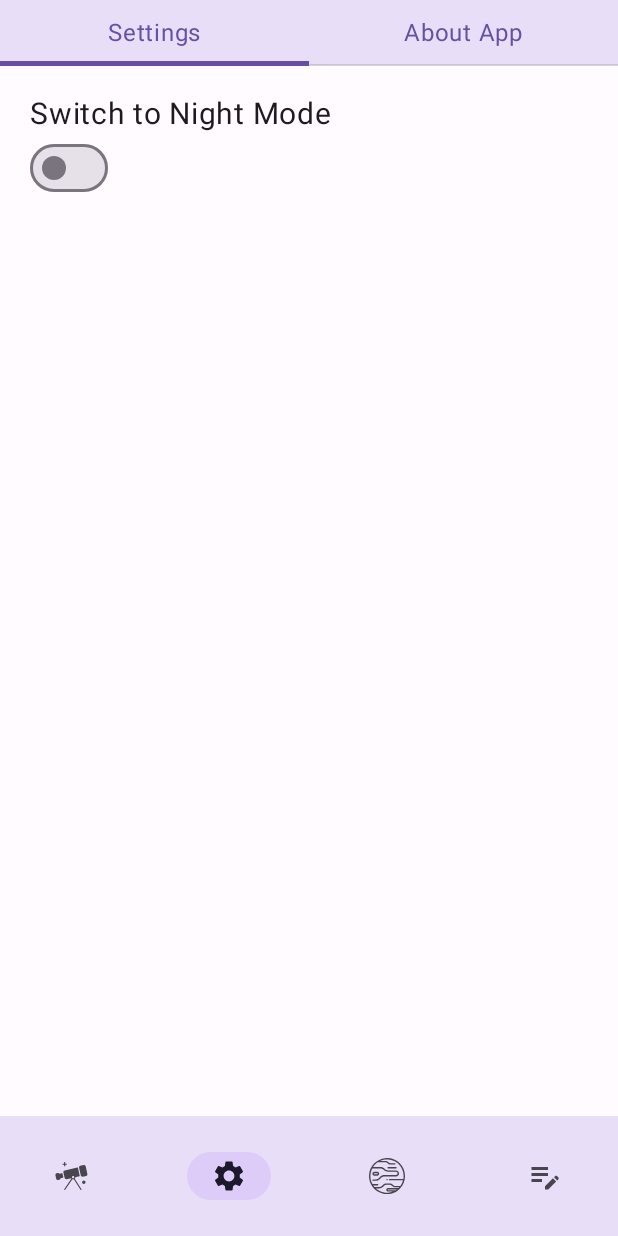
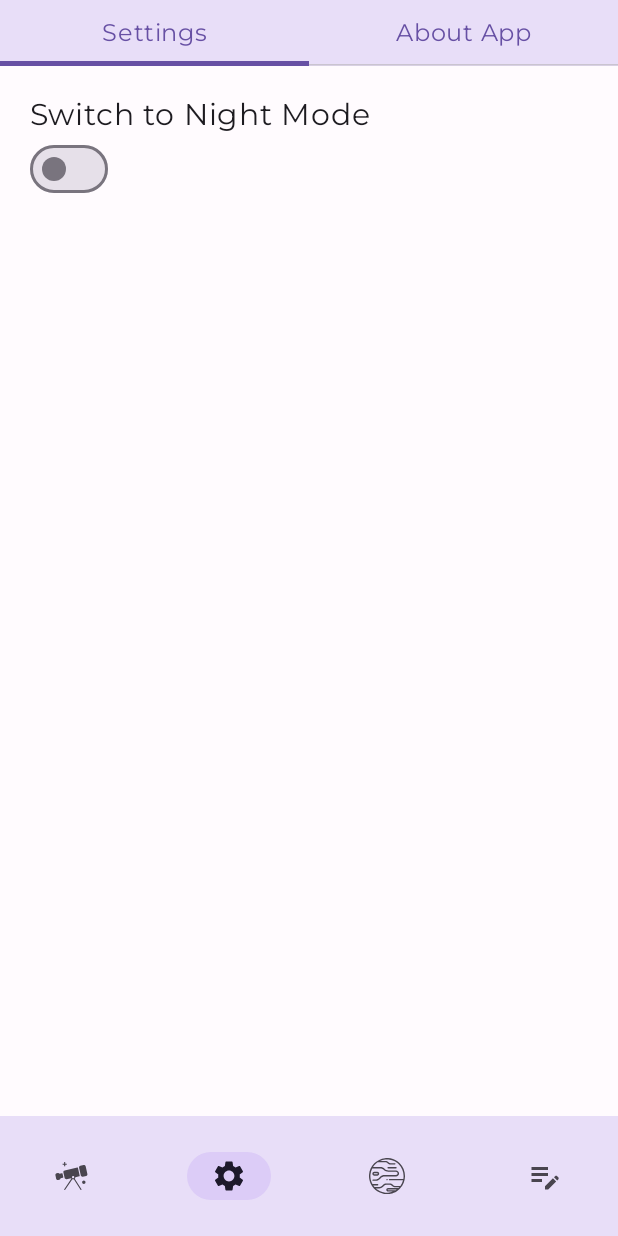
Before and after one commit to VolokhinAlex/NasaApiApp, an Android app built with Jetpack Compose: the screen it shows after launch (MainActivity), item 2 of the bottom bar chosen, on a phone screen of 412 x 824 dp. Run offline under Robolectric (Android 15) with nearby library versions, the phone set to English and light mode, and no system bars; our stand-ins replace Dagger/Hilt's generated code, Timber, accompanist, livedata-compose; libraries missing offline, so code that uses them is left out: me.saket.swipe; missing, so only their content is drawn: SwipeableActionsBox; pictures from the network do not load; 1 statement that could not run was skipped.

Commit message:
Сделал внедрение зависимости к базе данных при помощи dagger-hilt. Исправил фон карточек для задач в темном режиме. Добавлен шрифт для приложения montserrat. Добавлены небольшие украшения для текста под фотографией дня, при помощи spans

```diff
--- a/app/src/main/java/com/volokhinaleksey/materialdesign/app/App.kt
+++ b/app/src/main/java/com/volokhinaleksey/materialdesign/app/App.kt
@@ -2,7 +2,6 @@ package com.volokhinaleksey.materialdesign.app
 
 import android.app.Application
 import com.volokhinaleksey.materialdesign.BuildConfig
-import com.volokhinaleksey.materialdesign.room.NasaApiRoomDatabase
 import dagger.hilt.android.HiltAndroidApp
 import timber.log.Timber
 
@@ -11,15 +10,9 @@ class App : Application() {
 
     override fun onCreate() {
         super.onCreate()
-        app = this
         if (BuildConfig.DEBUG) {
             Timber.plant(Timber.DebugTree())
         }
-        NasaApiRoomDatabase.createDatabase(this)
-    }
-
-    companion object {
-        lateinit var app: App
     }
 
 }
--- a/app/src/main/java/com/volokhinaleksey/materialdesign/repository/TasksRepository.kt
+++ b/app/src/main/java/com/volokhinaleksey/materialdesign/repository/TasksRepository.kt
@@ -24,10 +24,8 @@ interface TasksRepository {
 
 @BoundTo(supertype = TasksRepository::class, component = SingletonComponent::class)
 class TasksRepositoryImpl @Inject constructor(
-    //private val db: NasaApiRoomDatabase
+    private val db: NasaApiRoomDatabase
 ) : TasksRepository {
-
-    private val db: NasaApiRoomDatabase = NasaApiRoomDatabase.getInstance()
 
     override fun getAllTasks(): LiveData<List<TasksEntity>> {
         return db.tasksDao.all()
--- a/app/src/main/java/com/volokhinaleksey/materialdesign/room/NasaApiRoomDatabase.kt
+++ b/app/src/main/java/com/volokhinaleksey/materialdesign/room/NasaApiRoomDatabase.kt
@@ -1,8 +1,6 @@
 package com.volokhinaleksey.materialdesign.room
 
-import android.content.Context
 import androidx.room.Database
-import androidx.room.Room
 import androidx.room.RoomDatabase
 import com.volokhinaleksey.materialdesign.model.TasksEntity
 
@@ -15,23 +13,4 @@ abstract class NasaApiRoomDatabase : RoomDatabase() {
 
     abstract val tasksDao: TasksDao
 
-    companion object {
-        private const val DB_NAME = "nasaApi.db"
-        private var instance: NasaApiRoomDatabase? = null
-
-        fun getInstance() = instance
-            ?: throw RuntimeException("Database has not been created. Please call create(context)")
-
-        fun createDatabase(context: Context?) {
-            if (instance == null) {
-                instance =
-                    Room.databaseBuilder(
-                        context!!,
-                        NasaApiRoomDatabase::class.java,
-                        DB_NAME
-                    ).build()
-            }
-        }
-    }
-
 }
--- a/app/src/main/java/com/volokhinaleksey/materialdesign/ui/screens/TasksScreen.kt
+++ b/app/src/main/java/com/volokhinaleksey/materialdesign/ui/screens/TasksScreen.kt
@@ -194,7 +194,7 @@ private fun RenderData(state: List<TasksEntity>, tasksViewModel: TasksViewModel)
                 colors = CardDefaults.cardColors(
                     containerColor = when (priority) {
                         Priority.Medium -> {
-                            MaterialTheme.colorScheme.inverseSurface
+                            MaterialTheme.colorScheme.secondary
                         }
                         Priority.High -> {
                             MaterialTheme.colorScheme.primary
--- a/app/src/main/java/com/volokhinaleksey/materialdesign/ui/theme/Type.kt
+++ b/app/src/main/java/com/volokhinaleksey/materialdesign/ui/theme/Type.kt
@@ -2,20 +2,24 @@ package com.volokhinaleksey.materialdesign.ui.theme
 
 import androidx.compose.material3.Typography
 import androidx.compose.ui.text.TextStyle
+import androidx.compose.ui.text.font.Font
 import androidx.compose.ui.text.font.FontFamily
 import androidx.compose.ui.text.font.FontWeight
 import androidx.compose.ui.unit.sp
+import com.volokhinaleksey.materialdesign.R
+
+val montserratFontFamily = FontFamily(Font(R.font.montserrat))
 
 val Typography = Typography(
     bodyLarge = TextStyle(
-        fontFamily = FontFamily.Default,
+        fontFamily = montserratFontFamily,
         fontWeight = FontWeight.Normal,
         fontSize = 16.sp,
         lineHeight = 24.sp,
         letterSpacing = 0.5.sp
     ),
     bodyMedium = TextStyle(
-        fontFamily = FontFamily.Cursive,
+        fontFamily = montserratFontFamily,
         fontWeight = FontWeight.Normal,
         fontSize = 16.sp,
         lineHeight = 24.sp,
--- a/app/src/main/res/values/strings.xml
+++ b/app/src/main/res/values/strings.xml
@@ -14,4 +14,5 @@
     <string name="create_task_btn">Create Task</string>
     <string name="edit_task_btn">Edit Task</string>
     <string name="placeholder_search_task">Search task</string>
+    <string name="copyright">Copyright: </string>
 </resources>
```
Also changed, not shown: app/build.gradle (+7 -0 lines), app/src/main/java/com/volokhinaleksey/materialdesign/di/DatabaseModule.kt (+17 -15 lines), app/src/main/java/com/volokhinaleksey/materialdesign/ui/widgets/BottomSheetBehavior.kt (+70 -3 lines), app/src/main/java/com/volokhinaleksey/materialdesign/ui/widgets/BottomSheetModal.kt (+9 -0 lines).
